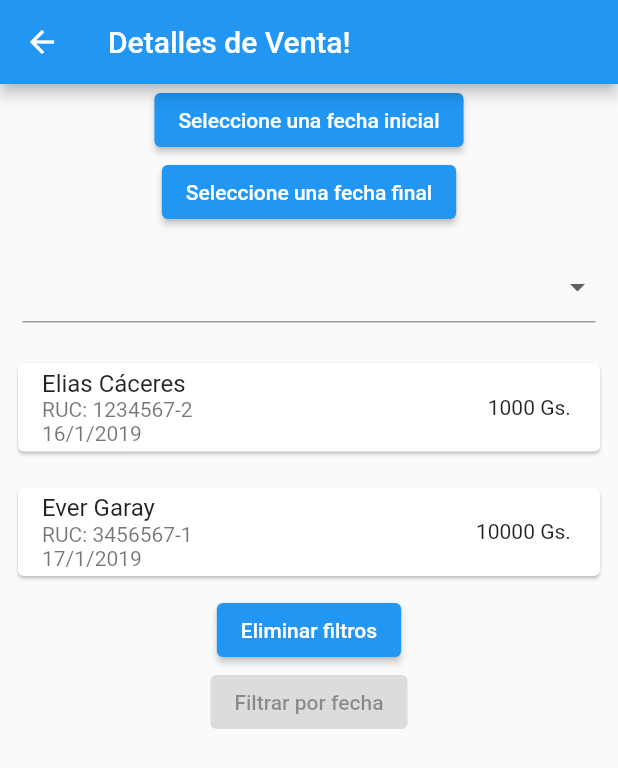
After one commit to everfgmolinas/segundo_final_frontend, a Flutter app: the VentasResumidas screen opened by its route, on a phone screen of 412 x 824 dp. The commit adds this screen. Shown: the top 768 px of the screen. Run offline on Flutter 3.47's test engine with Material 2 defaults, Android fonts, the phone set to English and light mode, and no system bars; our stand-ins replace flutter_riverpod.

Commit message:
ventas resumidas

```diff
--- a/lib/main.dart
+++ b/lib/main.dart
@@ -6,6 +6,7 @@ import 'package:segundo_final_frontend/pages/productos_page.dart';
 import 'package:segundo_final_frontend/pages/ventas_detalladas.dart';
 
 import 'pages/ventas_page.dart';
+import 'pages/ventas_resumidas.dart';
 
 void main() {
   runApp(ProviderScope(child: MyApp()));
@@ -38,6 +39,7 @@ class MyApp extends StatelessWidget {
         "/clientes": (context) => const ClientesPage(),
         "/ventas": (context) => const VentasPage(),
         "/detallesVenta": (context) => const VentasDetalles(),
+        "/resumenVenta": (context) => const VentasResumidas()
       },
     );
   }
--- a/lib/pages/mainpage.dart
+++ b/lib/pages/mainpage.dart
@@ -51,6 +51,14 @@ class MainPage extends StatelessWidget {
                 // ...
                 Navigator.pushNamed(context, "/detallesVenta");
               },
+            ),
+            ListTile(
+              title: const Text('Resumen Venta'),
+              onTap: () {
+                // Update the state of the app.
+                // ...
+                Navigator.pushNamed(context, "/resumenVenta");
+              },
             )
           ],
         ),
--- /dev/null
+++ b/lib/pages/ventas_resumidas.dart
@@ -0,0 +1,317 @@
+import 'dart:math';
+
+import 'package:flutter/material.dart';
+import 'package:flutter/services.dart';
+import 'package:segundo_final_frontend/objects/cliente.dart';
+import 'package:segundo_final_frontend/objects/detalle_venta.dart';
+import 'package:segundo_final_frontend/objects/producto.dart';
+import 'package:segundo_final_frontend/objects/venta.dart';
+import 'package:segundo_final_frontend/services/clientes_service.dart';
+import 'package:segundo_final_frontend/services/productos_service.dart';
+import 'package:segundo_final_frontend/services/ventas_service.dart';
+
+import 'compra_page.dart';
+
+List<DetalleVenta> detalles = [];
+List<Venta>? ventas;
+
+class VentasResumidas extends StatefulWidget {
+  const VentasResumidas({Key? key}) : super(key: key);
+  @override
+  _VentasResumidas createState() => _VentasResumidas();
+}
+
+class _VentasResumidas extends State<VentasResumidas> {
+  @override
+  void initState() {
+    super.initState();
+    ventas = VentasService.getVentas();
+  }
+
+  String getFecha1() {
+    if (init == null) {
+      return 'Seleccione una fecha inicial';
+    } else {
+      return '${init!.day}/${init!.month}/${init!.year}';
+    }
+  }
+
+  String getFecha2() {
+    if (end == null) {
+      return 'Seleccione una fecha final';
+    } else {
+      return '${end!.day}/${end!.month}/${end!.year}';
+    }
+  }
+
+  DateTime? init;
+  DateTime? end;
+  Cliente? cliente;
+  @override
+  Widget build(BuildContext context) {
+    return Scaffold(
+        appBar: AppBar(
+          title: const Text("Detalles de Venta!"),
+        ),
+        body: Column(
+          children: [
+            ElevatedButton(
+              child: Text(getFecha1()),
+              onPressed: callDatePicker1,
+            ),
+            ElevatedButton(
+              child: Text(getFecha2()),
+              onPressed: callDatePicker2,
+            ),
+            Padding(
+              padding: const EdgeInsets.all(15.0),
+              child: DropdownButtonFormField<Cliente>(
+                value: cliente,
+                onChanged: (value) => setState(() {
+                  cliente = value!;
+                  init = null;
+                  end = null;
+                  ventas = VentasService.filtrarCliente(cliente!);
+                }),
+                validator: (value) {
+                  if (value == null) {
+                    return "Elegi un producto!!";
+                  }
+                },
+                items: ClienteService.clientes
+                    .map((cliente) => DropdownMenuItem<Cliente>(
+                          child: Text(cliente.nombre!),
+                          value: cliente,
+                        ))
+                    .toList(),
+              ),
+            ),
+            ListaProductosDetalles(),
+            ElevatedButton(
+                child: const Text("Eliminar filtros"),
+                onPressed: () {
+                  ventas = VentasService.getVentas();
+                  cliente = null;
+                  init = null;
+                  end = null;
+                  setState(() {});
+                }),
+            ElevatedButton(
+                child: Text("Filtrar por fecha"),
+                onPressed: init != null && end != null
+                    ? () => {
+                          ventas = VentasService.filtrarFecha(init!, end!),
+                          cliente = null,
+                          init = null,
+                          end = null,
+                          setState(() {}),
+                        }
+                    : null)
+          ],
+        ));
+  }
+
+  void callDatePicker1() async {
+    var date = await getDatePickerWidget();
+    setState(() {
+      init = date;
+      cliente = null;
+    });
+  }
+
+  void callDatePicker2() async {
+    var date = await getDatePickerWidget();
+    setState(() {
+      end = date;
+      cliente = null;
+    });
+  }
+
+  Future<DateTime?> getDatePickerWidget() {
+    return showDatePicker(
+        context: context,
+        initialDate: DateTime.now(),
+        firstDate: DateTime(2017),
+        lastDate: DateTime(2032));
+  }
+}
+
+class ListaProductosDetalles extends StatelessWidget {
+  const ListaProductosDetalles({Key? key}) : super(key: key);
+  @override
+  Widget build(BuildContext context) {
+    return ListView.builder(
+      scrollDirection: Axis.vertical,
+      shrinkWrap: true,
+      itemCount: ventas!.length,
+      itemBuilder: (context, index) => GridItem(venta: ventas![index]),
+    );
+  }
+}
+
+class ListaDetalles extends StatelessWidget {
+  final List<DetalleVenta> detalles;
+  const ListaDetalles({Key? key, required this.detalles}) : super(key: key);
+  @override
+  Widget build(BuildContext context) {
+    return ListView.builder(
+      scrollDirection: Axis.vertical,
+      shrinkWrap: true,
+      itemCount: detalles.length,
+      itemBuilder: (context, index) =>
+          GridDetalleItem(detalle: detalles[index]),
+    );
+  }
+}
+
+class GridItem extends StatelessWidget {
+  final Venta venta;
+  const GridItem({Key? key, required this.venta}) : super(key: key);
+
+  @override
+  Widget build(BuildContext context) {
+    return Padding(
+      padding: const EdgeInsets.all(8.0),
+      child: Container(
+        child: Column(
+          children: [
+            Card(
+              child: ListTile(
+                trailing: Text("${venta.total} Gs. "),
+                title: Text(venta.cliente.nombre!),
+                subtitle: Column(
+                    crossAxisAlignment: CrossAxisAlignment.start,
+                    children: [
+                      Text("RUC: ${venta.cliente.ruc!}"),
+                      const SizedBox(
+                        width: 20,
+                      ),
+                      Text(
+                          "${venta.fecha.day}/${venta.fecha.month}/${venta.fecha.year}")
+                    ]),
+              ),
+            ),
+          ],
+        ),
+      ),
+    );
+  }
+
+  agregarProductoAlCarrito(BuildContext context, Producto producto) {
+    final _formKey = GlobalKey<FormState>();
+    final controladorCantidad = TextEditingController();
+    showDialog(
+      context: context,
+      builder: (context) => AlertDialog(
+        title: Text(producto.nombre ?? ""),
+        content: Form(
+          child: TextFormField(
+            keyboardType: TextInputType.number,
+            inputFormatters: [
+              FilteringTextInputFormatter.allow(RegExp(r'[0-9]'))
+            ],
+            controller: controladorCantidad,
+            decoration: const InputDecoration(
+              labelText: 'Cantidad',
+            ),
+            validator: (value) {
+              if (value == "") {
+                return "Por favor, ingrese una cantidad";
+              } else if (int.tryParse(value ?? "") == 0) {
+                return "No puede ser cero tu cantidad";
+              }
+            },
+          ),
+          key: _formKey,
+        ),
+        actions: [
+          TextButton(
+              onPressed: () {
+                if (_formKey.currentState!.validate()) {
+                  detalles.add(DetalleVenta(
+                      id: Random().nextInt(100000),
+                      producto: producto,
+                      cantidad: int.parse(controladorCantidad.value.text),
+                      totalDetalle: int.parse(controladorCantidad.value.text) *
+                          (producto.precio ?? 0)));
+                  print(detalles);
+                  Navigator.pop(context);
+                }
+              },
+              child: const Text("Agregar a carrito!"))
+        ],
+      ),
+    );
+  }
+}
+
+class GridDetalleItem extends StatelessWidget {
+  final DetalleVenta detalle;
+  const GridDetalleItem({Key? key, required this.detalle}) : super(key: key);
+
+  @override
+  Widget build(BuildContext context) {
+    return Padding(
+      padding: const EdgeInsets.all(8.0),
+      child: Container(
+        child: Column(
+          crossAxisAlignment: CrossAxisAlignment.start,
+          children: [
+            Text("Codigo: " + detalle.producto.codigo.toString()),
+            Text("Nombre: " + detalle.producto.nombre!),
+            Text("Precio Unit.: " + detalle.producto.precio.toString()),
+            Text("Cantidad: " + detalle.cantidad.toString()),
+            Text("Total: " + detalle.totalDetalle.toString()),
+          ],
+        ),
+      ),
+    );
+  }
+
+  agregarProductoAlCarrito(BuildContext context, Producto producto) {
+    final _formKey = GlobalKey<FormState>();
+    final controladorCantidad = TextEditingController();
+    showDialog(
+      context: context,
+      builder: (context) => AlertDialog(
+        title: Text(producto.nombre ?? ""),
+        content: Form(
+          child: TextFormField(
+            keyboardType: TextInputType.number,
+            inputFormatters: [
+              FilteringTextInputFormatter.allow(RegExp(r'[0-9]'))
+            ],
+            controller: controladorCantidad,
+            decoration: const InputDecoration(
+              labelText: 'Cantidad',
+            ),
+            validator: (value) {
+              if (value == "") {
+                return "Por favor, ingrese una cantidad";
+              } else if (int.tryParse(value ?? "") == 0) {
+                return "No puede ser cero tu cantidad";
+              }
+            },
+          ),
+          key: _formKey,
+        ),
+        actions: [
+          TextButton(
+              onPressed: () {
+                if (_formKey.currentState!.validate()) {
+                  detalles.add(DetalleVenta(
+                      id: Random().nextInt(100000),
+                      producto: producto,
+                      cantidad: int.parse(controladorCantidad.value.text),
+                      totalDetalle: int.parse(controladorCantidad.value.text) *
+                          (producto.precio ?? 0)));
+                  print(detalles);
+                  Navigator.pop(context);
+                }
+              },
+              child: const Text("Agregar a carrito!"))
+        ],
+      ),
+    );
+  }
+}
```
